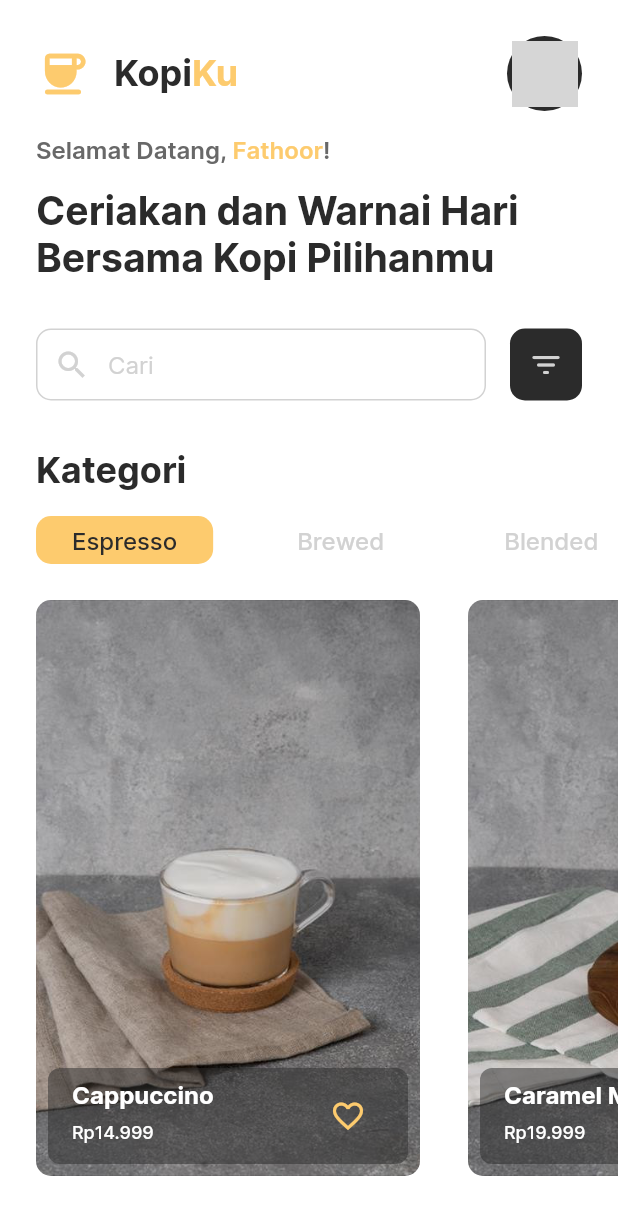
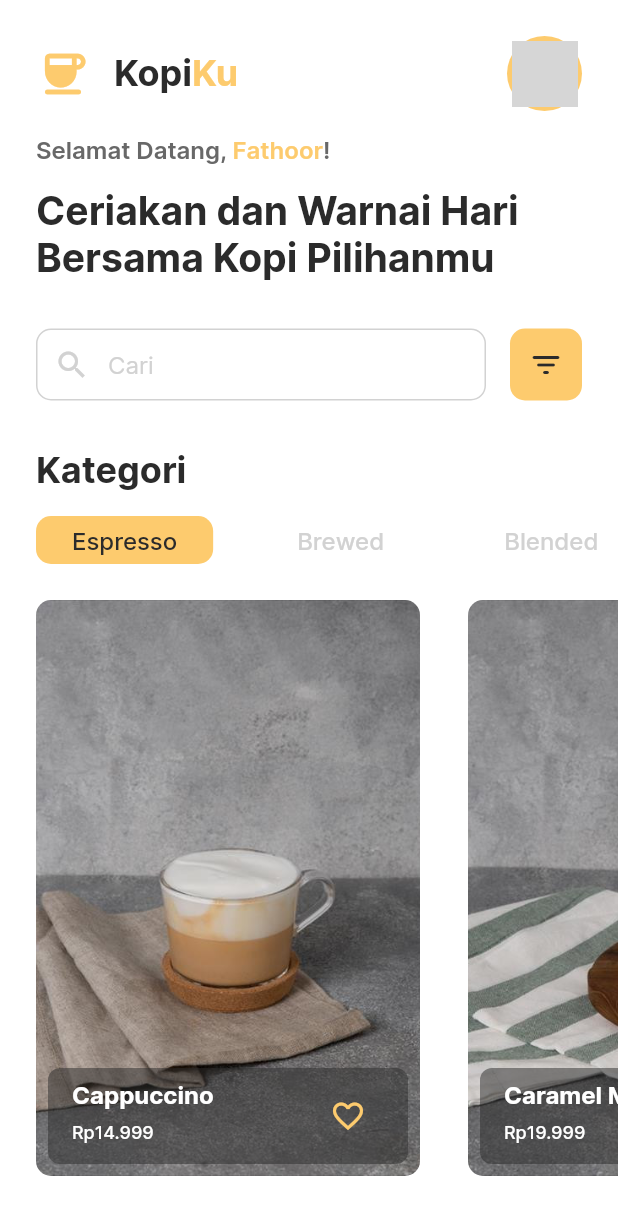
Before and after one commit to fathoor/kopiku, a Flutter app: the WebHome screen opened directly, after a tap on the "filter list" icon, on a phone screen of 412 x 824 dp. Shown: the top 1215 px of the screen. Run offline on Flutter 3.47's test engine with Material 2 defaults, Android fonts, the phone set to English and light mode, and no system bars; grey boxes are pictures that could not be loaded.

Commit message:
edit: accent color

```diff
--- a/lib/screens/home_screen.dart
+++ b/lib/screens/home_screen.dart
@@ -70,7 +70,7 @@ class MobileHome extends StatelessWidget {
                           height: 50,
                           padding: const EdgeInsets.all(3),
                           decoration: const BoxDecoration(
-                            color: black,
+                            color: cream,
                             shape: BoxShape.circle,
                           ),
                           child: Container(
@@ -187,12 +187,12 @@ class MobileHome extends StatelessWidget {
                             width: 48,
                             height: 48,
                             decoration: BoxDecoration(
-                              color: black,
+                              color: cream,
                               borderRadius: BorderRadius.circular(10),
                             ),
                             child: const Icon(
                               Icons.filter_list_rounded,
-                              color: grey,
+                              color: black,
                             ),
                           ),
                         ),
@@ -312,7 +312,7 @@ class WebHome extends StatelessWidget {
                                 height: 50,
                                 padding: const EdgeInsets.all(3),
                                 decoration: const BoxDecoration(
-                                  color: black,
+                                  color: cream,
                                   shape: BoxShape.circle,
                                 ),
                                 child: Container(
@@ -404,12 +404,12 @@ class WebHome extends StatelessWidget {
                                   width: 48,
                                   height: 48,
                                   decoration: BoxDecoration(
-                                    color: black,
+                                    color: cream,
                                     borderRadius: BorderRadius.circular(10),
                                   ),
                                   child: const Icon(
                                     Icons.filter_list_rounded,
-                                    color: grey,
+                                    color: black,
                                   ),
                                 ),
                               ),
--- a/lib/widgets/categories_widget.dart
+++ b/lib/widgets/categories_widget.dart
@@ -9,7 +9,7 @@ class CategoriesWidget extends StatefulWidget {
     'Espresso',
     'Brewed',
     'Blended',
-    'Others',
+    'Lainnya',
   ];
 
   @override
```
